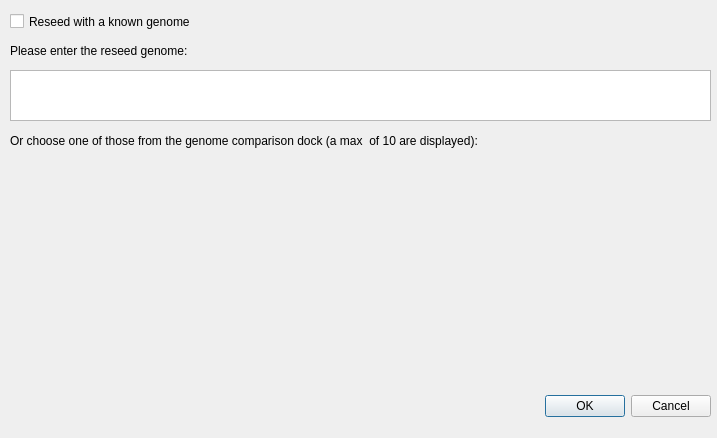
Before: the Qt Designer form revosim/reseed.ui in palaeoware/revosim, drawn with Qt 5.
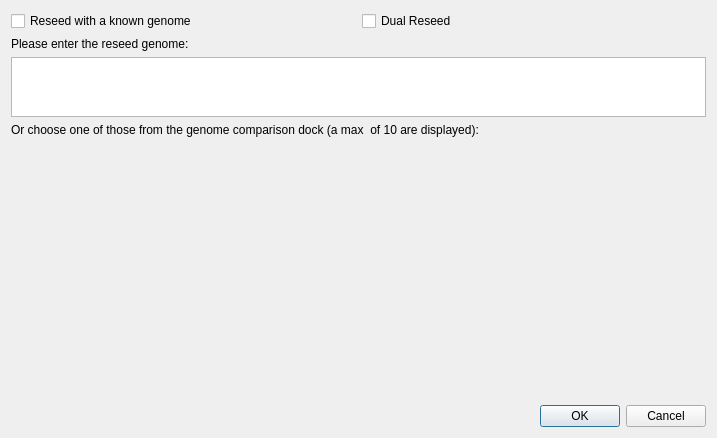
After: the same form once the commit is applied.

Commit message: Dual Reseed option under the Reseed dialog added

What changed in the file:
```diff
--- a/revosim/reseed.ui
+++ b/revosim/reseed.ui
@@ -13,82 +13,95 @@
   <property name="windowTitle">
    <string>Dialog</string>
   </property>
-  <widget class="QDialogButtonBox" name="buttonBox">
-   <property name="geometry">
-    <rect>
-     <x>370</x>
-     <y>390</y>
-     <width>341</width>
-     <height>32</height>
-    </rect>
-   </property>
-   <property name="orientation">
-    <enum>Qt::Horizontal</enum>
-   </property>
-   <property name="standardButtons">
-    <set>QDialogButtonBox::Cancel|QDialogButtonBox::Ok</set>
-   </property>
-  </widget>
+  <layout class="QVBoxLayout" name="verticalLayout">
+   <item>
+    <layout class="QHBoxLayout" name="horizontalLayout">
+     <property name="topMargin">
+      <number>0</number>
+     </property>
+     <item>
+      <widget class="QCheckBox" name="checkBoxReseedSession">
+       <property name="text">
+        <string>Reseed with a known genome</string>
+       </property>
+      </widget>
+     </item>
+     <item>
+      <widget class="QCheckBox" name="checkBoxDualReseed">
+       <property name="text">
+        <string>Dual Reseed</string>
+       </property>
+      </widget>
+     </item>
+    </layout>
+   </item>
+   <item>
   <widget class="QLabel" name="label">
-   <property name="geometry">
-    <rect>
-     <x>10</x>
-     <y>40</y>
-     <width>361</width>
-     <height>21</height>
-    </rect>
-   </property>
    <property name="text">
     <string>Please enter the reseed genome:</string>
    </property>
   </widget>
+   </item>
+   <item>
   <widget class="QPlainTextEdit" name="genomeTextEdit">
-   <property name="geometry">
-    <rect>
-     <x>10</x>
-     <y>70</y>
-     <width>701</width>
-     <height>51</height>
-    </rect>
-   </property>
-  </widget>
-  <widget class="QCheckBox" name="checkBoxReseedSession">
-   <property name="geometry">
-    <rect>
-     <x>10</x>
-     <y>10</y>
-     <width>331</width>
-     <height>23</height>
-    </rect>
-   </property>
-   <property name="text">
-    <string>Reseed with a known genome</string>
-   </property>
-  </widget>
+     <property name="sizePolicy">
+      <sizepolicy hsizetype="Expanding" vsizetype="Minimum">
+       <horstretch>0</horstretch>
+       <verstretch>0</verstretch>
+      </sizepolicy>
+     </property>
+     <property name="minimumSize">
+      <size>
+       <width>0</width>
+       <height>60</height>
+      </size>
+     </property>
+     <property name="maximumSize">
+      <size>
+       <width>16777215</width>
+       <height>60</height>
+      </size>
+     </property>
+    </widget>
+   </item>
+   <item>
   <widget class="QLabel" name="label_2">
-   <property name="geometry">
-    <rect>
-     <x>10</x>
-     <y>120</y>
-     <width>701</width>
-     <height>41</height>
-    </rect>
-   </property>
    <property name="text">
     <string>Or choose one of those from the genome comparison dock (a max  of 10 are displayed):</string>
    </property>
   </widget>
-  <widget class="QWidget" name="verticalLayoutWidget">
-   <property name="geometry">
-    <rect>
-     <x>10</x>
-     <y>150</y>
-     <width>701</width>
-     <height>231</height>
-    </rect>
-   </property>
-   <layout class="QVBoxLayout" name="genomesLayout"/>
-  </widget>
+   </item>
+   <item>
+    <layout class="QVBoxLayout" name="genomesLayout">
+     <property name="sizeConstraint">
+      <enum>QLayout::SetDefaultConstraint</enum>
+     </property>
+    </layout>
+   </item>
+   <item>
+    <spacer name="verticalSpacer">
+     <property name="orientation">
+      <enum>Qt::Vertical</enum>
+     </property>
+     <property name="sizeHint" stdset="0">
+      <size>
+       <width>20</width>
+       <height>40</height>
+      </size>
+     </property>
+    </spacer>
+   </item>
+   <item>
+    <widget class="QDialogButtonBox" name="buttonBox">
+     <property name="orientation">
+      <enum>Qt::Horizontal</enum>
+     </property>
+     <property name="standardButtons">
+      <set>QDialogButtonBox::Cancel|QDialogButtonBox::Ok</set>
+     </property>
+    </widget>
+   </item>
+  </layout>
  </widget>
  <resources/>
  <connections>
```
Lines whose indentation alone changed are shown as unchanged. The commit also changes 6 other files.
